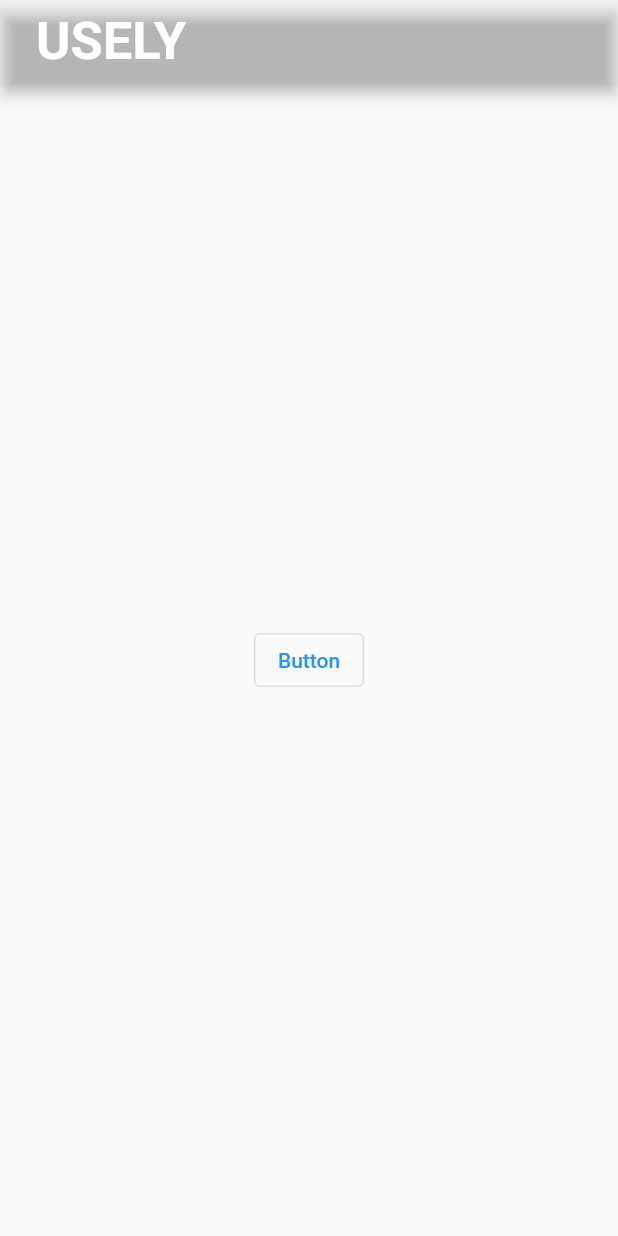
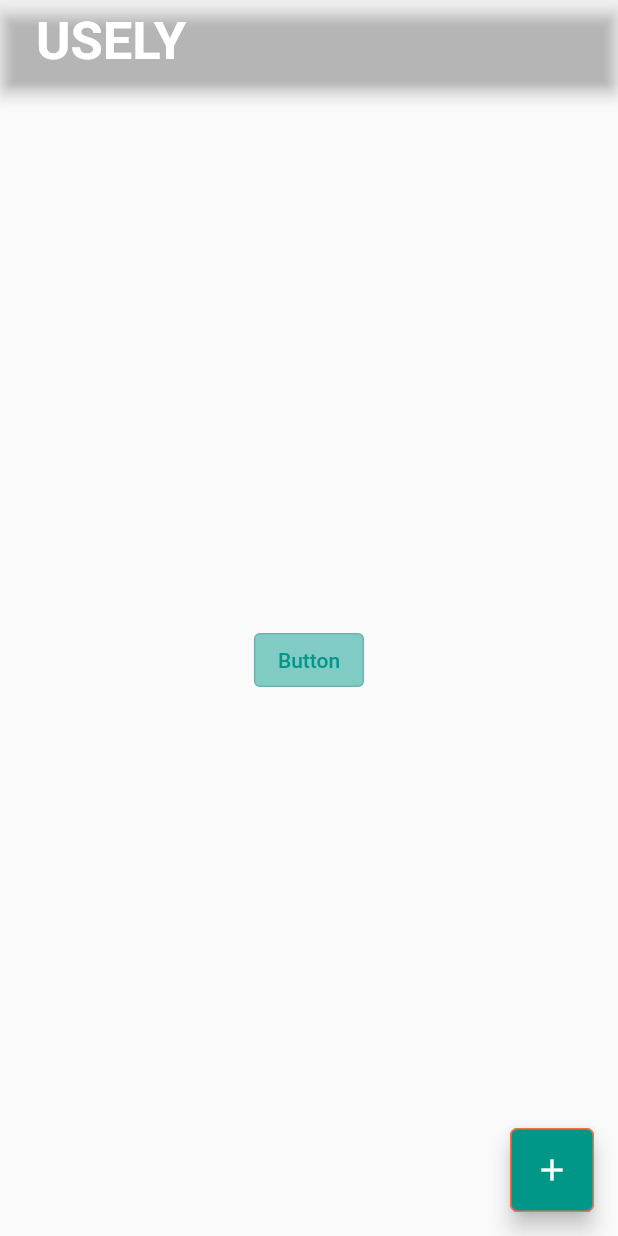
Before and after one commit to Khaled-Alsouleman/Rechnung, a Flutter app: the screen it shows after launch, on a phone screen of 412 x 824 dp. Run offline on Flutter 3.47's test engine with Material 2 defaults, Android fonts, the phone set to English and light mode, and no system bars; Roboto replaces fonts that are missing (Helvetica).

Commit message:
add floatingActionButton

```diff
--- a/lib/lesson_one.dart
+++ b/lib/lesson_one.dart
@@ -7,10 +7,14 @@ class lessonOne extends StatelessWidget {
   Widget build(BuildContext context) {
     return MaterialApp(
       debugShowCheckedModeBanner: false,
-      theme: ThemeData(),
+      theme: ThemeData(
+        primarySwatch: Colors.teal,
+        outlinedButtonTheme: OutlinedButtonThemeData(
+            style: ButtonStyle(
+                backgroundColor: MaterialStateProperty.all(Colors.teal[200]))),
+      ),
       home: Scaffold(
         appBar: AppBar(
-
           backgroundColor: Colors.transparent,
           title: TextButton(
             onPressed: () {
@@ -26,8 +30,6 @@ class lessonOne extends StatelessWidget {
                   fontWeight: FontWeight.w700,
                 ),
               ),
-
-
             ),
             child: const Text('USELY'),
           ),
@@ -47,6 +49,17 @@ class lessonOne extends StatelessWidget {
             ],
           ),
         ),
+        floatingActionButton: FloatingActionButton(
+          onPressed: () {},
+          shape: const RoundedRectangleBorder(
+              borderRadius: BorderRadius.all(Radius.circular(5)),
+              side: BorderSide(
+                  color: Colors.deepOrangeAccent,
+                  width: 1,
+                  style: BorderStyle.solid)),
+          splashColor: Colors.red,
+          child: const Icon(Icons.add),
+        ),
       ),
     );
   }
```
